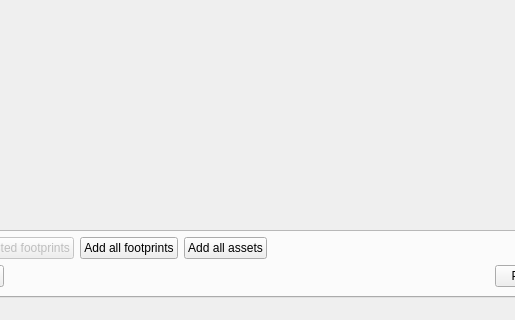
Above: src/qgis_stac/ui/qgis_stac_main.ui from floriandeboissieu/qgis-stac-plugin before the change; both pictures show x 96 to 611 and y 505 to 825 of the 777 by 825 pixel window. Below: the same form after it.
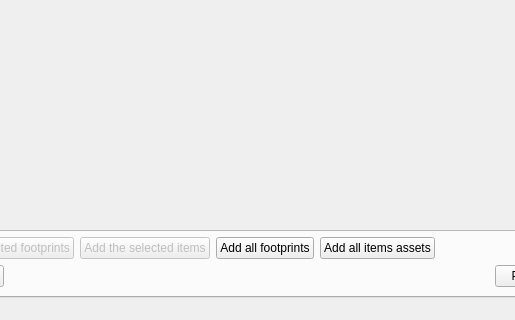
That is the form after the change. The open tabs and pages were chosen to show the change. Custom widgets are drawn as their Qt base class.

Commit message: add assets of the selected items at once

Patch:
```diff
--- a/src/qgis_stac/ui/qgis_stac_main.ui
+++ b/src/qgis_stac/ui/qgis_stac_main.ui
@@ -896,6 +896,28 @@
             <property name="text">
              <string>Add the selected footprints</string>
             </property>
+            <property name="toolTip">
+             <string>Add the footprint of the selected items in a vector layer</string>
+            </property>
+           </widget>
+          </item>
+          <item>
+           <widget class="QPushButton" name="items_btn">
+            <property name="enabled">
+             <bool>false</bool>
+            </property>
+            <property name="sizePolicy">
+             <sizepolicy hsizetype="Minimum" vsizetype="Fixed">
+              <horstretch>0</horstretch>
+              <verstretch>0</verstretch>
+             </sizepolicy>
+            </property>
+            <property name="text">
+             <string>Add the selected items</string>
+            </property>
+            <property name="toolTip">
+             <string>Add assets of the selected items as new layers</string>
+            </property>
            </widget>
           </item>
           <item>
@@ -914,7 +936,7 @@
              <string>Add assets of all items</string>
             </property>
             <property name="text">
-             <string>Add all assets</string>
+             <string>Add all items assets</string>
             </property>
            </widget>
           </item>
```
Left out of the diff: 4 changed lines with no effect on the pictures. The commit also changes 2 other files.
